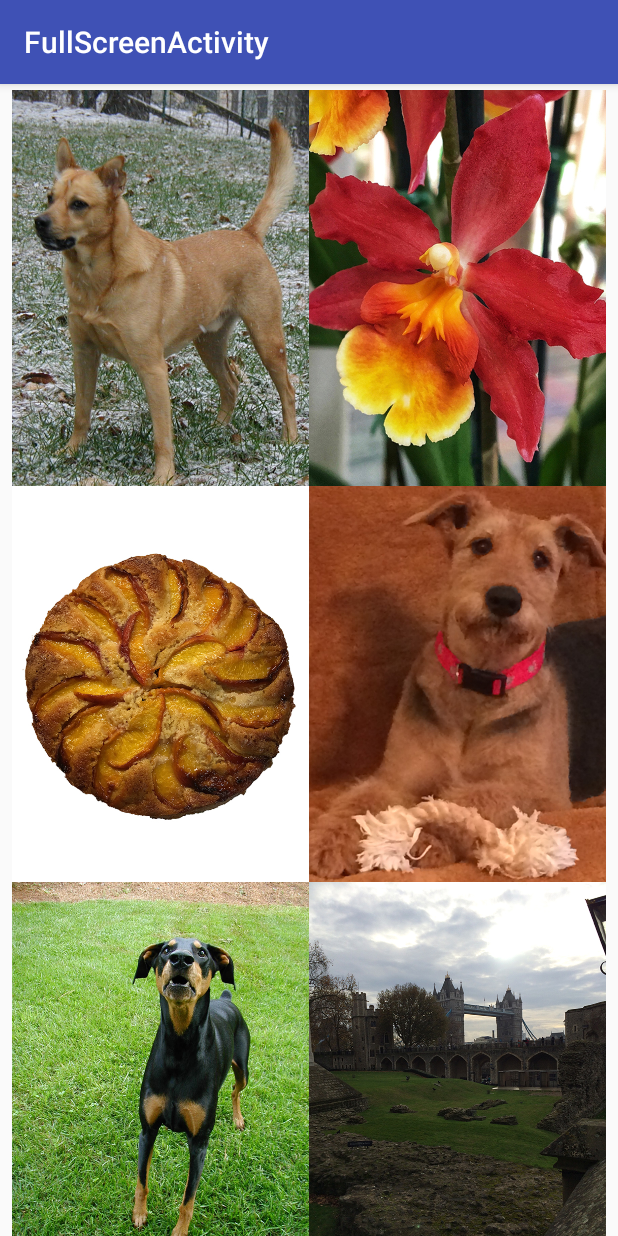
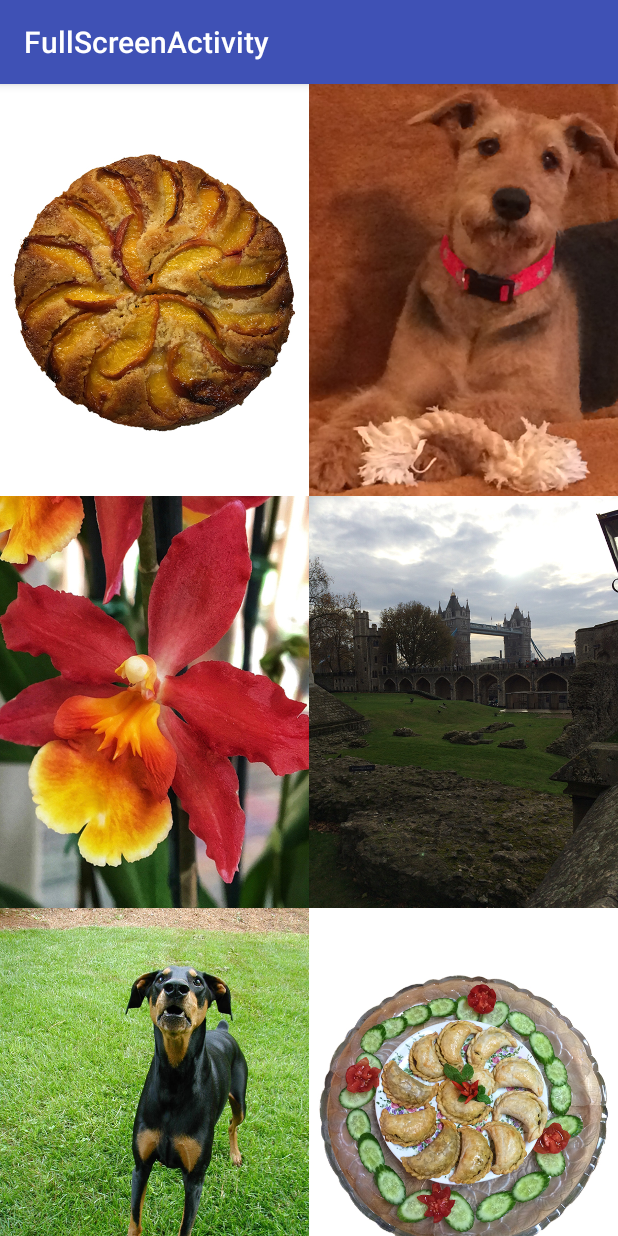
Before and after one commit to jheske/AndroidMaterialKotlin, an Android app: the screen it shows after launch (MainActivity), on a phone screen of 412 x 824 dp. Run offline under Robolectric (Android 15) with nearby library versions, the phone set to English and light mode, and no system bars; our stand-ins replace Picasso; pictures from the network do not load.

Commit message:
Replace charlie image and rearrange images

```diff
--- a/app/src/main/java/com/example/fullscreenactivity/MainActivityFragment.kt
+++ b/app/src/main/java/com/example/fullscreenactivity/MainActivityFragment.kt
@@ -72,12 +72,12 @@ class MainActivityFragment : Fragment() {
 
     fun displayImageItems() {
         mImageListAdapter.clear()
-        mImageListAdapter.add(ImageItem("Charlie",R.drawable.charlie))
-        mImageListAdapter.add(ImageItem("Oncidium Orchid",R.drawable.oncidium))
         mImageListAdapter.add(ImageItem("Peach Cake",R.drawable.peach_cake))
         mImageListAdapter.add(ImageItem("Hello Dixie",R.drawable.hello_dixie))
+        mImageListAdapter.add(ImageItem("Oncidium Orchid",R.drawable.oncidium))
+        mImageListAdapter.add(ImageItem("London Bridge",R.drawable.london_bridge))
         mImageListAdapter.add(ImageItem("Mocha",R.drawable.mocha))
-        mImageListAdapter.add(ImageItem("London Bridge",R.drawable.london_bridge))
+        mImageListAdapter.add(ImageItem("Curry Puffs",R.drawable.curry_puffs))
     }
 
 }
--- a/app/src/main/res/layout/activity_main.xml
+++ b/app/src/main/res/layout/activity_main.xml
@@ -25,10 +25,6 @@
         android:layout_width="match_parent"
         android:layout_height="match_parent"
         android:orientation="vertical"
-        android:paddingBottom="@dimen/activity_vertical_margin"
-        android:paddingEnd="@dimen/activity_main_horizontal_margin"
-        android:paddingStart="@dimen/activity_main_horizontal_margin"
-        android:paddingTop="@dimen/activity_vertical_margin"
         app:layout_behavior="@string/appbar_scrolling_view_behavior">
 
         <android.support.v4.widget.NestedScrollView
--- a/app/src/main/res/layout/listitem_image.xml
+++ b/app/src/main/res/layout/listitem_image.xml
@@ -1,18 +1,4 @@
-<?xml version="1.0" encoding="utf-8"?><!--<LinearLayout xmlns:android="http://schemas.android.com/apk/res/android"
-    xmlns:tools="http://schemas.android.com/tools"
-    android:layout_width="200dp"
-    android:layout_height="wrap_content">
-
-
-    <ImageView
-        android:id="@+id/img_image"
-        android:layout_width="match_parent"
-        android:layout_height="match_parent"
-        android:adjustViewBounds="true"
-        android:contentDescription="@string/txt_img_photo"
-        android:scaleType="centerCrop"
-        tools:src="@sample/sample_images.json/data/image"/>
-</LinearLayout>-->
+<?xml version="1.0" encoding="utf-8"?>
 <android.support.constraint.ConstraintLayout xmlns:android="http://schemas.android.com/apk/res/android"
     xmlns:app="http://schemas.android.com/apk/res-auto"
     android:layout_width="match_parent"
```
Also changed, not shown: app/src/main/res/drawable/curry_puffs.jpg (added).
